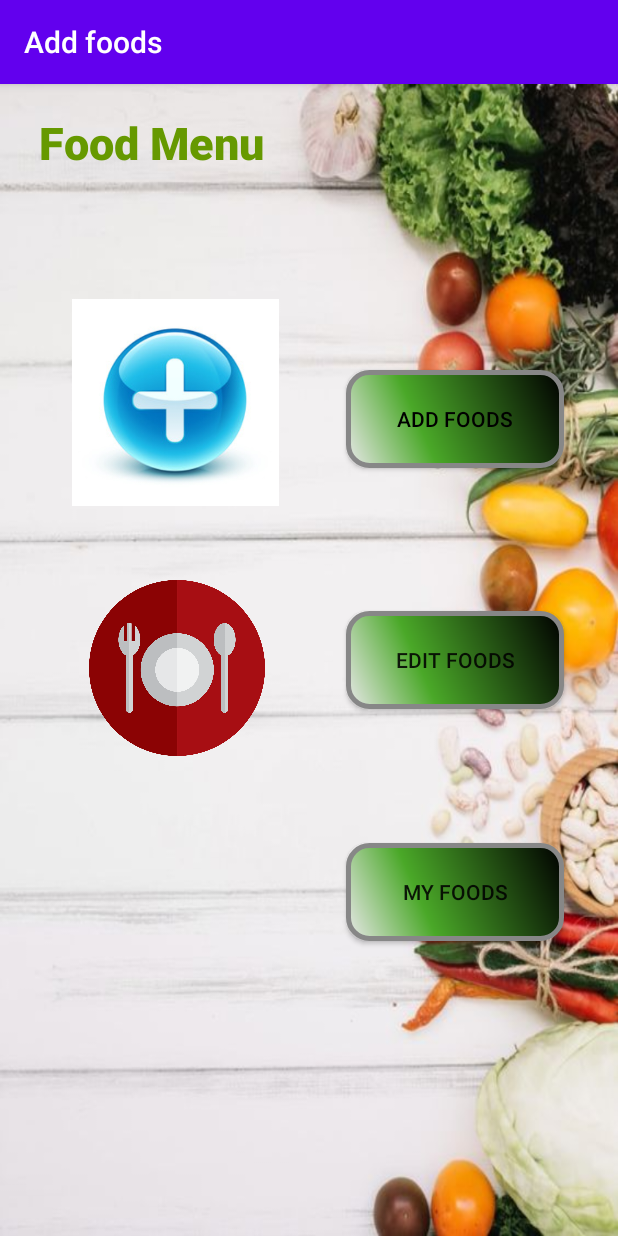
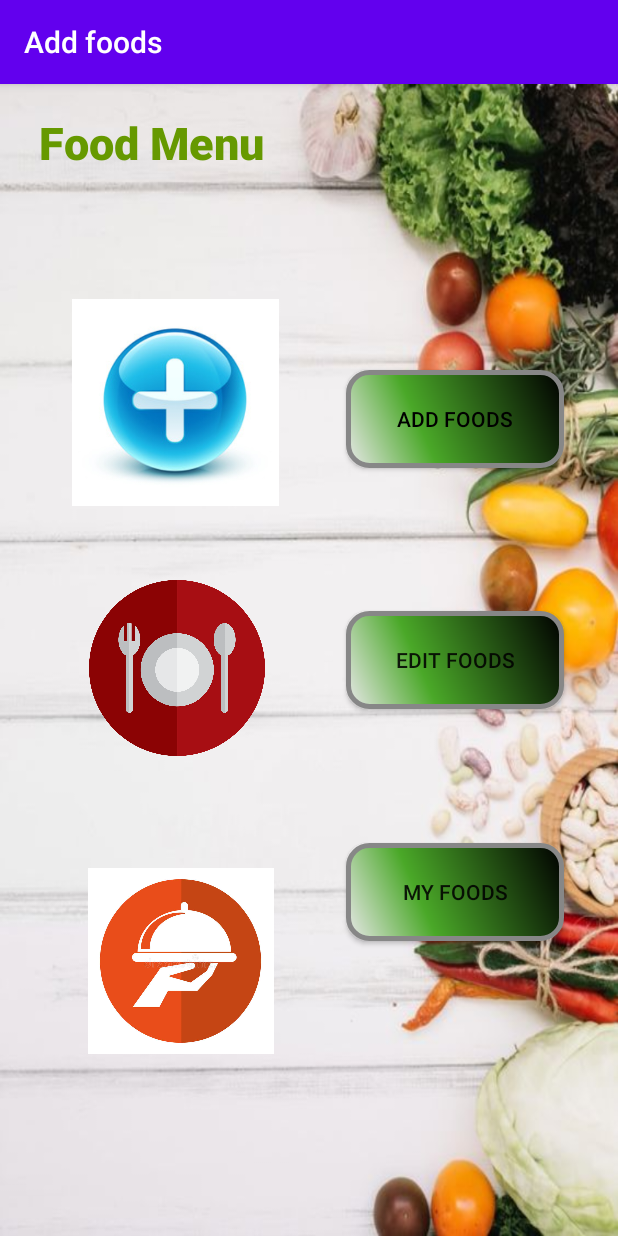
Before and after one commit to IT19216256DM/MAD_Evaluvation_01, an Android app: the screen it shows after launch (MainActivity), on a phone screen of 412 x 824 dp. Run offline under Robolectric (Android 15) with nearby library versions, the phone set to English and light mode, and no system bars.

Commit message:
my first commit5

```diff
--- a/app/src/main/res/layout/activity_main.xml
+++ b/app/src/main/res/layout/activity_main.xml
@@ -112,4 +112,20 @@
         app:layout_constraintTop_toTopOf="parent"
         app:layout_constraintVertical_bias="0.179" />
 
+    <ImageView
+        android:id="@+id/imageView6"
+        android:layout_width="163dp"
+        android:layout_height="124dp"
+        android:layout_marginStart="38dp"
+        android:layout_marginLeft="38dp"
+        android:layout_marginTop="504dp"
+        android:layout_marginEnd="210dp"
+        android:layout_marginRight="210dp"
+        android:layout_marginBottom="103dp"
+        app:layout_constraintBottom_toBottomOf="parent"
+        app:layout_constraintEnd_toEndOf="parent"
+        app:layout_constraintStart_toStartOf="parent"
+        app:layout_constraintTop_toTopOf="parent"
+        app:srcCompat="@drawable/waiterser" />
+
 </androidx.constraintlayout.widget.ConstraintLayout>
```
